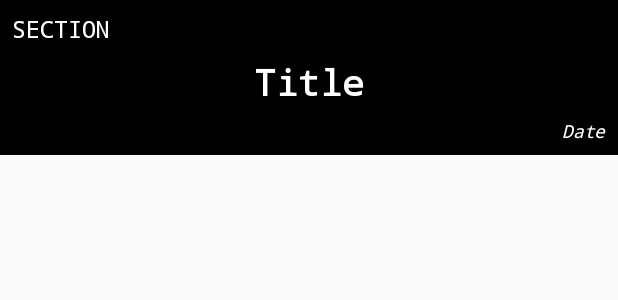
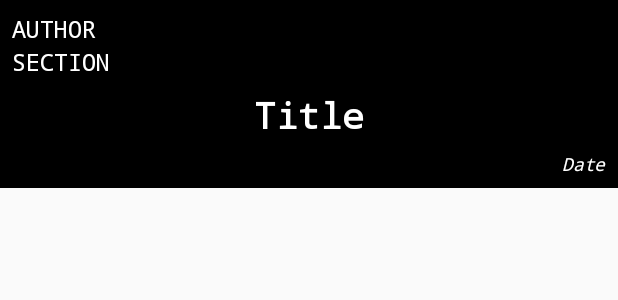
Before and after one commit to DustinWJ87/NewsAppS2, an Android app: the layout news_list_view.xml on its own in the app's theme, with its tools: preview values and no code run, on a phone screen of 412 x 824 dp. Shown: the top 300 px of the screen. Run offline under Robolectric (Android 15) with nearby library versions, the phone set to English and light mode, and no system bars.

Commit message:
Second commit

```diff
--- a/app/src/main/res/layout/news_list_view.xml
+++ b/app/src/main/res/layout/news_list_view.xml
@@ -1,5 +1,6 @@
 <?xml version="1.0" encoding="utf-8"?>
 <LinearLayout xmlns:android="http://schemas.android.com/apk/res/android"
+    xmlns:tools="http://schemas.android.com/tools"
     android:layout_width="match_parent"
     android:layout_height="wrap_content"
     android:background="@color/colorPrimary"
@@ -7,15 +8,23 @@
     android:padding="@dimen/basicPad">
 
     <TextView
+        android:id="@+id/author"
+        style="@style/SectionTextTheme"
+        tools:text="@string/author"/>
+
+    <TextView
         android:id="@+id/section"
-        style="@style/SectionTextTheme" />
+        style="@style/SectionTextTheme"
+        tools:text="@string/section"/>
 
     <TextView
         android:id="@+id/title"
-        style="@style/TitleTextTheme" />
+        style="@style/TitleTextTheme"
+        tools:text="@string/title"/>
 
     <TextView
         android:id="@+id/date"
-        style="@style/DateTextTheme" />
+        style="@style/DateTextTheme"
+        tools:text="@string/date"/>
 
 </LinearLayout>
--- a/app/src/main/res/values/strings.xml
+++ b/app/src/main/res/values/strings.xml
@@ -5,4 +5,5 @@
     <string name="section">Section</string>
     <string name="title">Title</string>
     <string name="date">Date</string>
+    <string name="author">Author</string>
 </resources>
--- a/app/src/main/res/values/styles.xml
+++ b/app/src/main/res/values/styles.xml
@@ -11,7 +11,6 @@
     <style name="SectionTextTheme" parent="TextAppearance.AppCompat">
         <item name="android:layout_width">wrap_content</item>
         <item name="android:layout_height">wrap_content</item>
-        <item name="android:text">@string/section</item>
         <item name="android:textColor">@color/colorAccent</item>
         <item name="android:fontFamily">monospace</item>
         <item name="android:layout_gravity">left</item>
@@ -22,7 +21,6 @@
     <style name="TitleTextTheme" parent="TextAppearance.AppCompat">
         <item name="android:layout_width">wrap_content</item>
         <item name="android:layout_height">wrap_content</item>
-        <item name="android:text">@string/title</item>
         <item name="android:textColor">@color/colorAccent</item>
         <item name="android:fontFamily">monospace</item>
         <item name="android:layout_gravity">center_horizontal</item>
@@ -36,7 +34,6 @@
     <style name="DateTextTheme" parent="TextAppearance.AppCompat">
         <item name="android:layout_width">wrap_content</item>
         <item name="android:layout_height">wrap_content</item>
-        <item name="android:text">@string/date</item>
         <item name="android:textColor">@color/colorAccent</item>
         <item name="android:fontFamily">monospace</item>
         <item name="android:layout_gravity">right</item>
```
Also changed, not shown: app/src/main/java/com/example/android/newsapps1/News.java (+21 -13 lines), app/src/main/java/com/example/android/newsapps1/NewsActivity.java (+14 -13 lines), app/src/main/java/com/example/android/newsapps1/NewsAdapter.java (+6 -3 lines), app/src/main/java/com/example/android/newsapps1/NewsLoader.java (+4 -4 lines), app/src/main/java/com/example/android/newsapps1/QueryUtils.java (+24 -5 lines).
